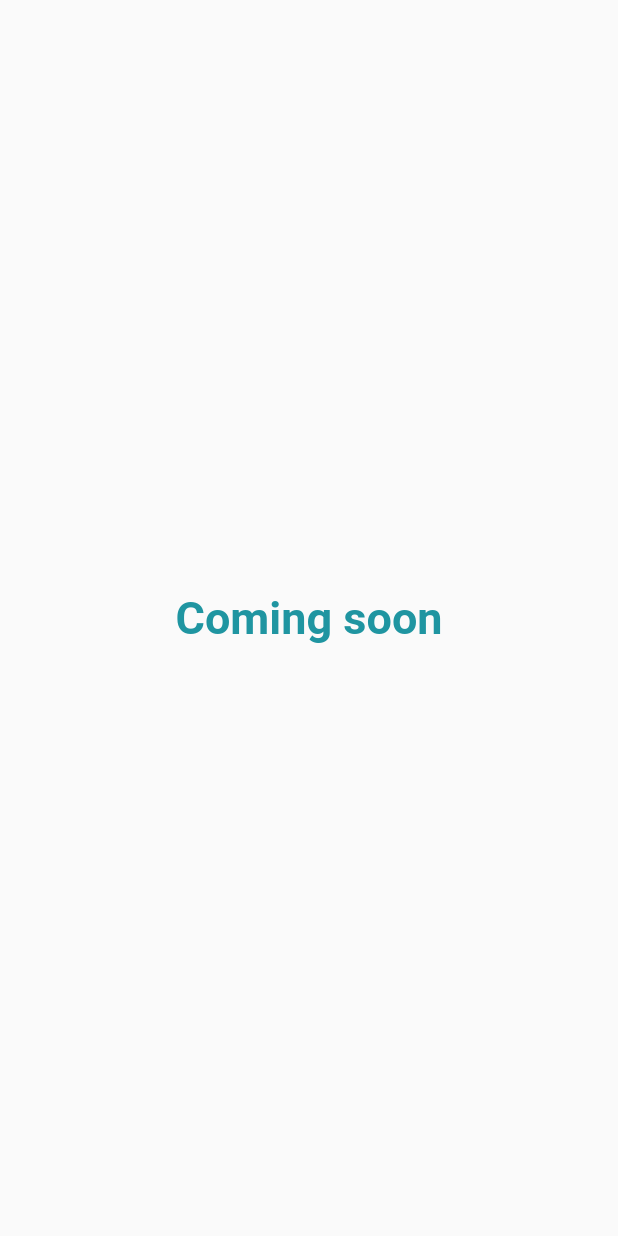
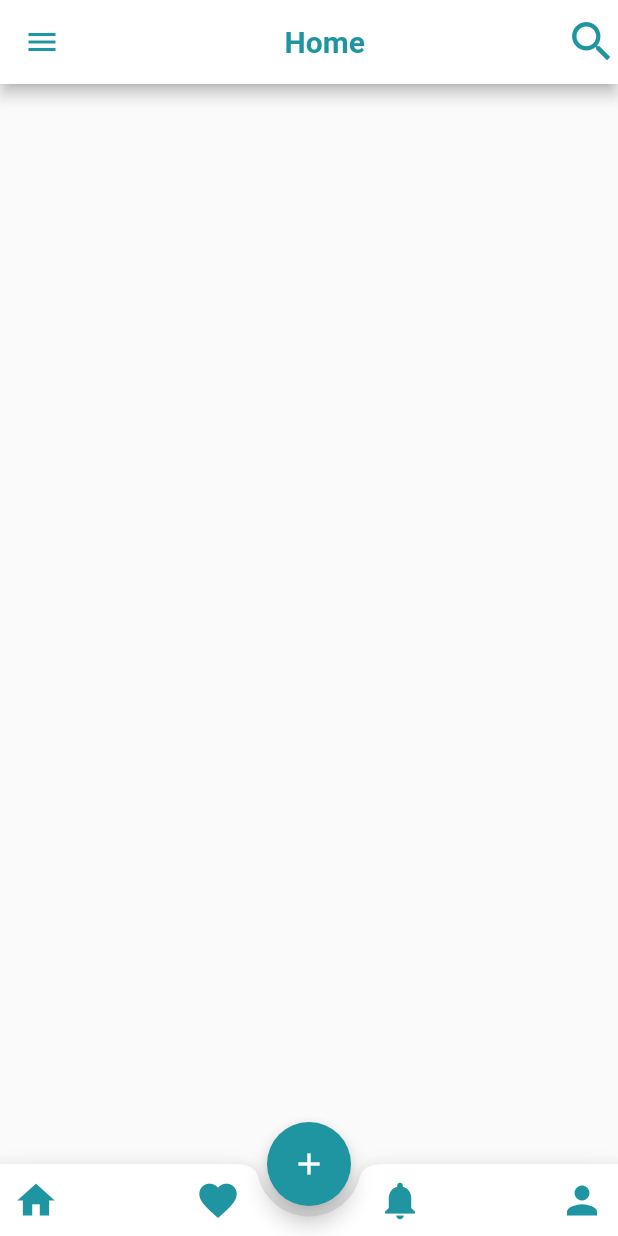
Before and after one commit to LotFee/Gradiuation_Project, a Flutter app: the Home screen opened by its route, on a phone screen of 412 x 824 dp. Run offline on Flutter 3.47's test engine with Material 2 defaults, Android fonts, the phone set to English and light mode, and no system bars; our stand-ins replace animated_text_kit.

Commit message:
home edit1

```diff
--- a/lib/screens/Home.dart
+++ b/lib/screens/Home.dart
@@ -6,14 +6,49 @@ class Home extends StatelessWidget {
 
   @override
   Widget build(BuildContext context) {
-    return Scaffold(
-      body: Center(
-        child: WillPopScope(
-          onWillPop: () async => false,
-          child: Container(
-            child: Text("Coming soon" ,style: TextStyle(color:Color(0xff1f95a1) ,fontSize: 30,fontWeight: FontWeight.bold ),),
+    return WillPopScope(
+      onWillPop: () async => false,
+      child: Scaffold(
+
+        appBar: AppBar(
+          foregroundColor: Color(0xff1f95a1),
+          backgroundColor: Colors.white,
+          backwardsCompatibility: false,
+          title: Center(child: Text("Home", style: TextStyle(color:Color(0xff1f95a1),fontWeight: FontWeight.bold ),)),
+          actions: [
+              GestureDetector(onTap: (){},child: Icon(Icons.search,color: Color(0xff1f95a1),size: 35)),
+        ],
+        ),
+         drawer: Drawer(
+
+         ),
+        floatingActionButton:FloatingActionButton(
+          onPressed: (){
+
+          },
+          backgroundColor: Color(0xff1f95a1),
+          child: Icon(Icons.add), //icon inside button
+        ),
+
+        floatingActionButtonLocation: FloatingActionButtonLocation.centerDocked,
+
+
+        bottomNavigationBar: BottomAppBar(
+          color:Colors.white,
+          shape: CircularNotchedRectangle(),
+          notchMargin: 7,
+          child: Row(
+            mainAxisSize: MainAxisSize.max,
+            mainAxisAlignment: MainAxisAlignment.spaceBetween,
+            children: <Widget>[
+              IconButton(icon: Icon(Icons.home, color: Color(0xff1f95a1),size: 30,), onPressed: () {},),
+              IconButton(icon: Icon(Icons.favorite, color: Color(0xff1f95a1),size: 30), onPressed: () {},),
+              IconButton(icon: Icon(Icons.notifications, color: Color(0xff1f95a1),size: 30), onPressed: () {},),
+              IconButton(icon: Icon(Icons.person, color: Color(0xff1f95a1),size: 30), onPressed: () {},),
+            ],
           ),
         ),
+
       ),
     );
   }
```
